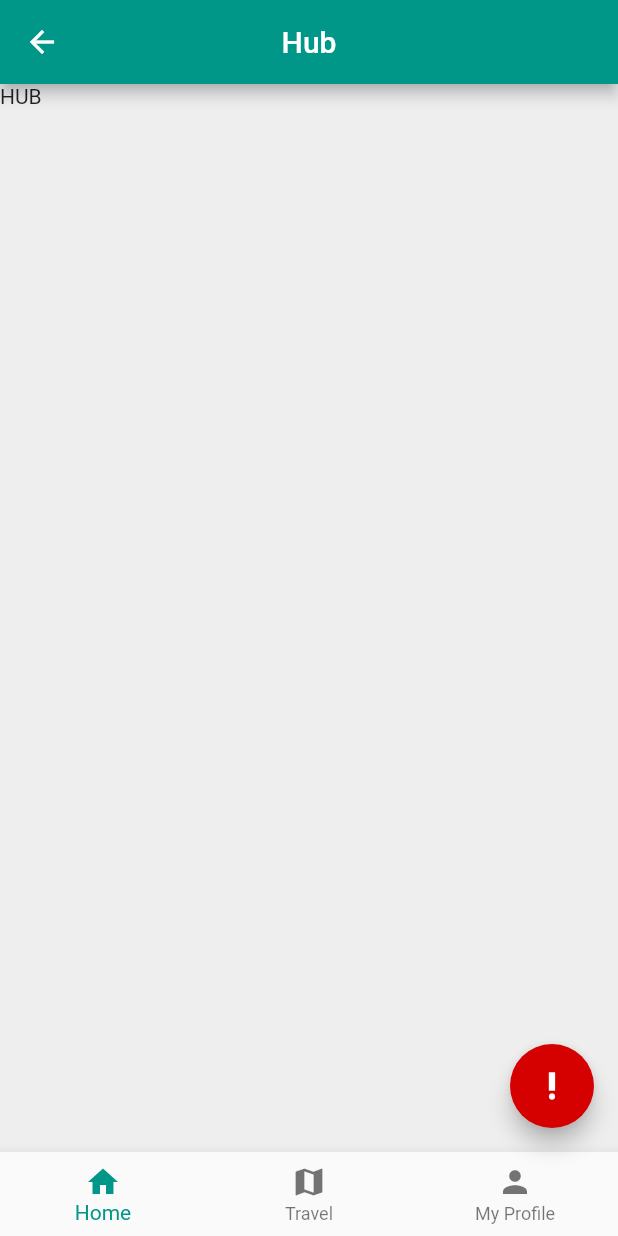
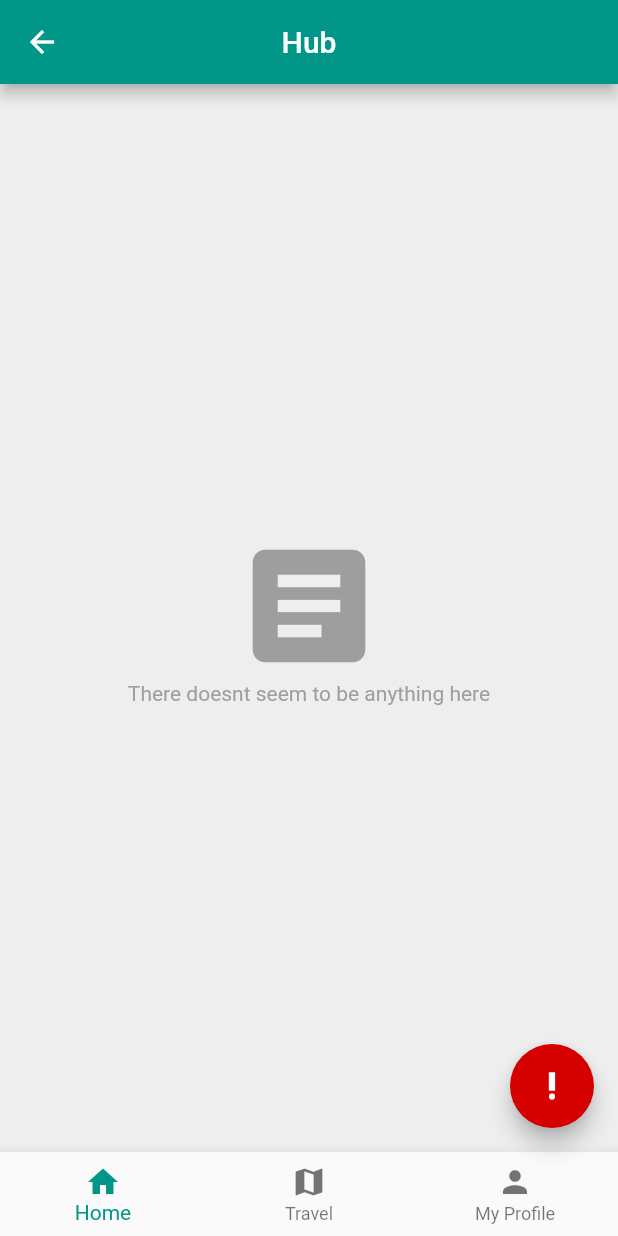
Before and after one commit to skylarkJoker/mappo, a Flutter app: the Hub screen opened by its route, on a phone screen of 412 x 824 dp. Run offline on Flutter 3.47's test engine with Material 2 defaults, Android fonts, the phone set to English and light mode, and no system bars; missing offline and left inert: mapbox_gl.

Commit message:
added more pages

```diff
--- /dev/null
+++ b/lib/pages/home.dart
@@ -0,0 +1,31 @@
+import 'package:flutter/material.dart';
+
+class Home extends StatelessWidget {
+  const Home({Key key}) : super(key: key);
+
+  @override
+  Widget build(BuildContext context) {
+    return Container(
+      child: Column(
+        mainAxisAlignment: MainAxisAlignment.center,
+        crossAxisAlignment: CrossAxisAlignment.center,
+        children: [
+          Row(
+            mainAxisAlignment: MainAxisAlignment.center,
+            children: [
+              Icon(
+                Icons.article,
+                color: Colors.grey,
+                size: 100.0,
+              ),
+            ],
+          ),
+          Text(
+            'There doesn' 't seem to be anything here',
+            style: TextStyle(color: Colors.grey),
+          )
+        ],
+      ),
+    );
+  }
+}
--- a/lib/pages/hub.dart
+++ b/lib/pages/hub.dart
@@ -1,4 +1,6 @@
 import 'package:flutter/material.dart';
+import 'package:zero_project/pages/map.dart';
+import 'package:zero_project/pages/home.dart';
 
 class Hub extends StatefulWidget {
   const Hub({Key key}) : super(key: key);
@@ -14,19 +16,18 @@ class _HubState extends State<Hub> {
     setState(() => {_selectedIndex = index});
   }
 
-  void loadData() async {
-    String message = await Future.delayed(Duration(seconds: 3), () {
-      return 'Why hello there!';
-    });
-    print('loaded');
-  }
+  static List<Widget> _widgetOptions = <Widget>[
+    Home(),
+    Overwatch(),
+    Container(
+      child: Text('Profile'),
+    ),
+  ];
 
   @override
   void initState() {
     // TODO: implement initState
     super.initState();
-    loadData();
-    print('ummm...');
   }
 
   @override
@@ -38,7 +39,7 @@ class _HubState extends State<Hub> {
         title: Text('Hub'),
         centerTitle: true,
       ),
-      body: Container(child: Text('HUB')),
+      body: _widgetOptions.elementAt(_selectedIndex),
       bottomNavigationBar: BottomNavigationBar(
         items: [
           BottomNavigationBarItem(icon: Icon(Icons.home), label: 'Home'),
--- a/lib/pages/loading.dart
+++ b/lib/pages/loading.dart
@@ -20,7 +20,7 @@ class _LoadingState extends State<Loading> {
   @override
   void initState() {
     super.initState();
-    loadMap();
+    // loadMap();
   }
 
   @override
--- a/pubspec.yaml
+++ b/pubspec.yaml
@@ -46,9 +46,8 @@ flutter:
   uses-material-design: true
 
   # To add assets to your application, add an assets section, like this:
-  # assets:
-  #   - images/a_dot_burr.jpeg
-  #   - images/a_dot_ham.jpeg
+  assets:
+    - assets/images/
 
   # An image asset can refer to one or more resolution-specific "variants", see
   # https://flutter.dev/assets-and-images/#resolution-aware.
```
Also changed, not shown: lib/main.dart (+5 -2 lines), lib/pages/map.dart (added, +70 -0 lines), lib/pages/profile.dart (added, +81 -0 lines), assets/images/trianglify-lowres.png (added), assets/images/trianglify-lowres1.png (added), pubspec.lock.
